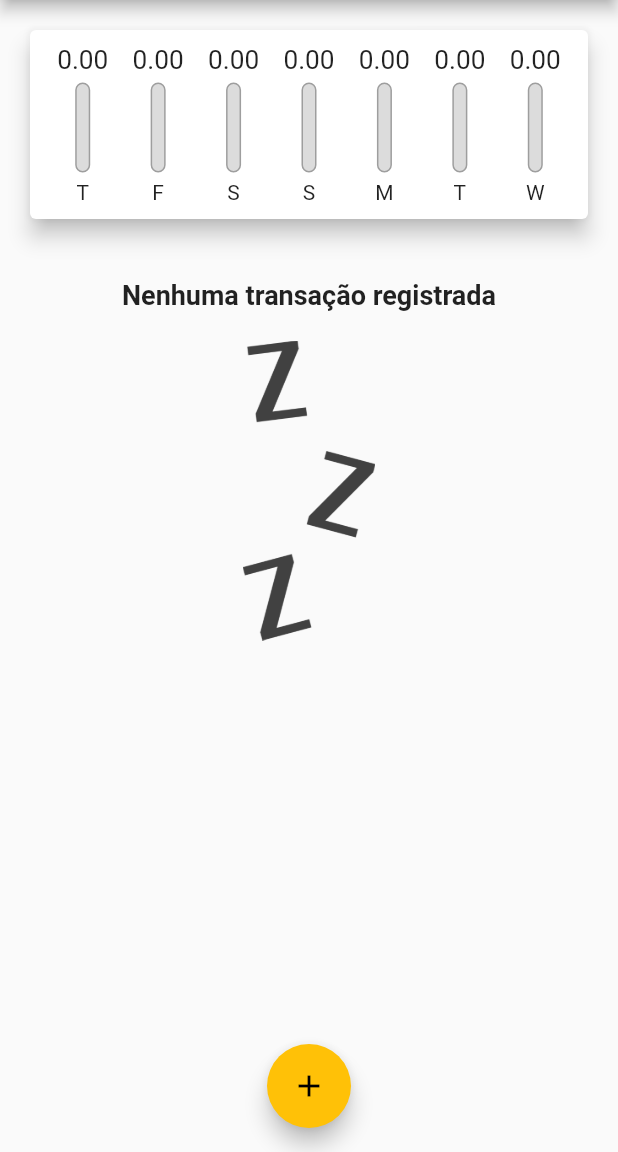
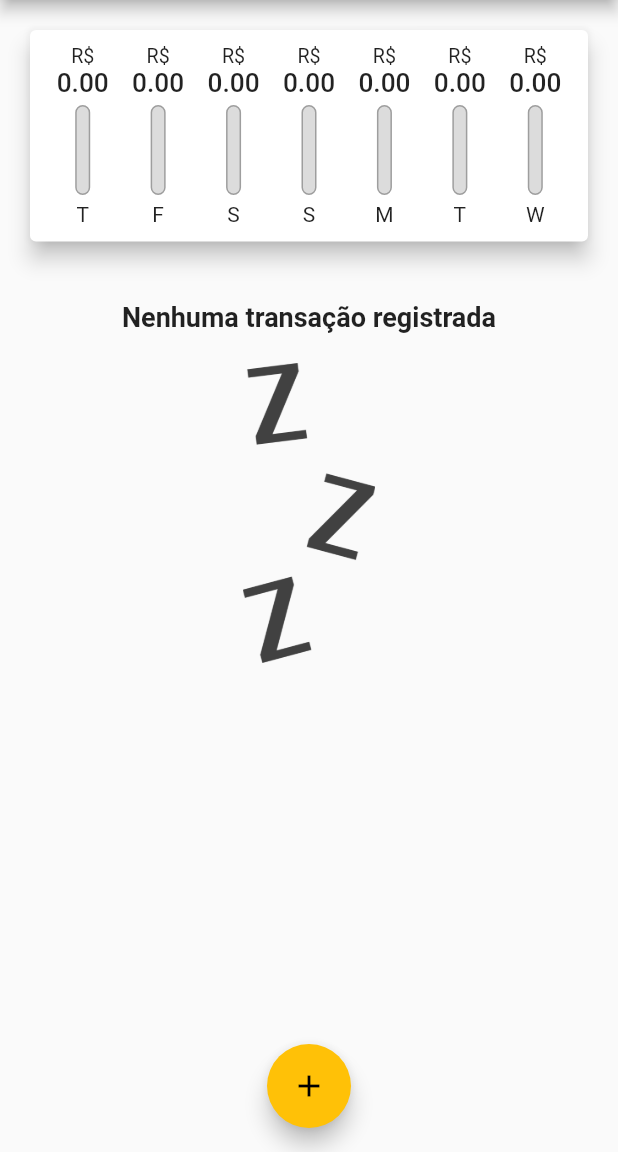
Before and after one commit to rpajf/flutter-expenses, a Flutter app: the screen it shows after launch, on a phone screen of 412 x 824 dp, the part 84-1236 px from its top. Run offline on Flutter 3.47's test engine with Material 2 defaults, Android fonts, the phone set to English and light mode, and no system bars; our stand-ins replace rflutter_alert; Roboto replaces fonts that are missing (OpenSans).

Commit message:
Currency added on chart_bar

```diff
--- a/lib/components/chart_bar.dart
+++ b/lib/components/chart_bar.dart
@@ -14,11 +14,23 @@ class ChartBar extends StatelessWidget {
   Widget build(BuildContext context) {
     return Column(
       children: <Widget>[
-        Container(
-          height: 20,
-            child: FittedBox(
-          child: Text('${value.toStringAsFixed(2)}'),
-        )),
+        Column(
+          children: [
+            Container(
+                height: 15,
+                child: FittedBox(
+                  child: Text('R\$'),
+                )),
+            Container(
+                height: 20,
+                child: FittedBox(
+                  child: Text(
+                    '${value.toStringAsFixed(2)}',
+                    style: TextStyle(fontWeight: FontWeight.w500),
+                  ),
+                )),
+          ],
+        ),
         SizedBox(height: 5),
         Container(
           height: 60,
```
